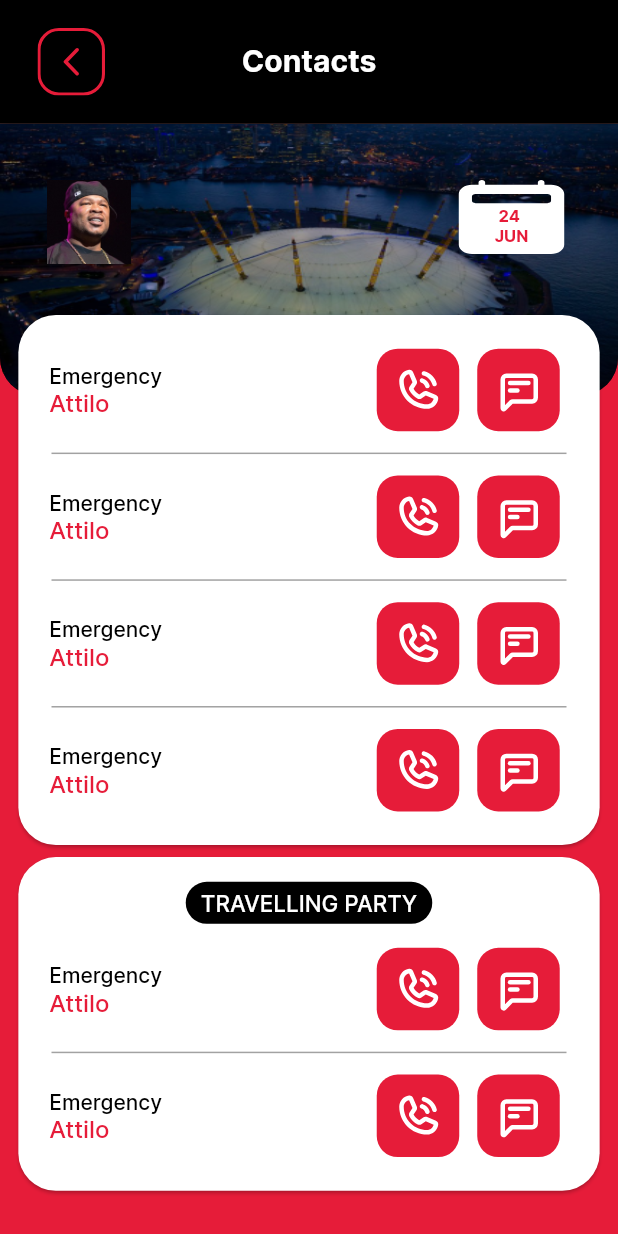
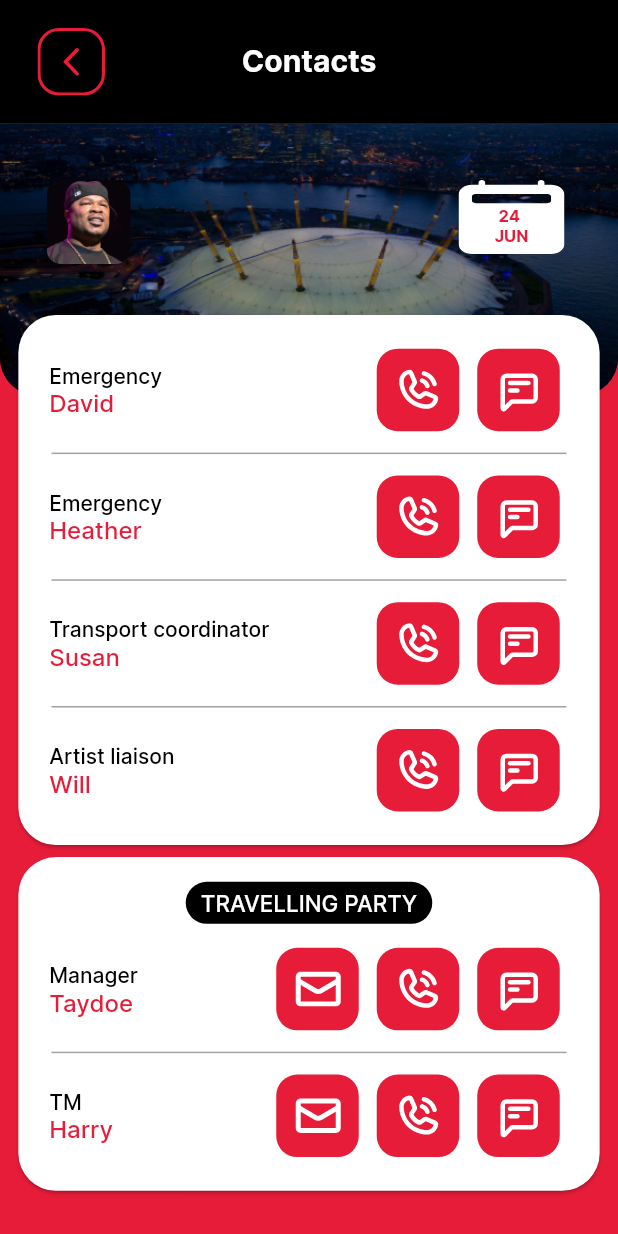
Before and after one commit to manthan1995/TourLife, a Flutter app: the ContactsScreen screen opened directly with empty values, on a phone screen of 412 x 824 dp. Run offline on Flutter 3.47's test engine with Material 2 defaults, Android fonts, the phone set to English and light mode, and no system bars; our stand-ins replace dropdown_button2, flutter_svg, fluttertoast, google_maps_flutter, internet_connection_checker, shared_preferences and 1 more; missing offline and left inert: flutter_phone_direct_caller; accounts and stored records are empty; project files that could hold a hidden picture were left out.

Commit message:
code refacter
code refacter

```diff
--- a/tour_life/lib/app.dart
+++ b/tour_life/lib/app.dart
@@ -4,6 +4,8 @@ import 'package:tour_life/view/all_data/provider/all_provider.dart';
 import 'package:tour_life/view/auth/provider/login_provider.dart';
 import 'package:tour_life/view/auth/screens/login_screen.dart';
 import 'package:tour_life/view/home_screen.dart';
+
+import 'constant/preferences_key.dart';
 
 class MyApp extends StatelessWidget {
   const MyApp({Key? key}) : super(key: key);
@@ -23,7 +25,9 @@ class MyApp extends StatelessWidget {
         theme: ThemeData(
           primarySwatch: Colors.blue,
         ),
-        home: LoginPage(),
+        home: preferences.getString(Keys.tokenValue) == null
+            ? LoginPage()
+            : HomePage(),
       ),
     );
   }
--- a/tour_life/lib/constant/api.dart
+++ b/tour_life/lib/constant/api.dart
@@ -1,8 +1,6 @@
 class ApiUrls {
-  static const String baseUrl = 'http://192.168.29.101:8000';
+  // static const String baseUrl = 'http://192.168.29.102:8000';
+  static const String baseUrl = 'http://35.171.3.230';
   static const String loginUrl = '/login';
   static const String allDataUrl = '/all_data';
-
-  // static const String token =
-  //     'token eyJ0eXAiOiJKV1QiLCJhbGciOiJIUzI1NiJ9.eyJlbWFpbCI6ImphbmFrQGdtYWlsLmNvbSIsInBhc3N3b3JkIjoiamFuYWsifQ.l2YYStVXxkkvRHj1nDQx5aK9UWbBp97Z-bH6klyDzbE';
 }
--- a/tour_life/lib/main.dart
+++ b/tour_life/lib/main.dart
@@ -11,6 +11,7 @@ void main() async {
   WidgetsFlutterBinding.ensureInitialized();
   await SharedPreferences.getInstance().then((prefs) {
     preferences = prefs;
+
     runApp(const MyApp());
   });
 }
--- a/tour_life/lib/view/agenda_screen.dart
+++ b/tour_life/lib/view/agenda_screen.dart
@@ -43,11 +43,13 @@ class _AgendaPageState extends State<AgendaPage> {
     prefData = AllDataModel.fromJson(jsonDecode(data!));
 
     // _user = preferences.getInt(Keys.userValue);
-
+    // if (loginData.result!.isManager!) {
     for (int i = 0; i < prefData.result!.users!.length; i++) {
       alluserList.add(prefData.result!.users![i]);
       userFirstName.add(prefData.result!.users![i].firstName!);
     }
+    // }
+
     super.initState();
   }
 
--- a/tour_life/lib/view/auth/api_provider/login_api_provider.dart
+++ b/tour_life/lib/view/auth/api_provider/login_api_provider.dart
@@ -30,7 +30,8 @@ class LoginApiProvider {
         data: LoginModel.fromJson(json.decode(response.body)),
       );
     } else {
-      return ApiResponseModel(error: true);
+      return ApiResponseModel(
+          error: true, data: LoginModel.fromJson(json.decode(response.body)));
     }
   }
 }
--- a/tour_life/lib/view/contacts_screen.dart
+++ b/tour_life/lib/view/contacts_screen.dart
@@ -52,13 +52,18 @@ class _ContactsScreenState extends State<ContactsScreen> {
                               horizontal: size.width * 0.05),
                           child: Column(
                             children: [
-                              buildListItem(),
+                              buildListItem(
+                                  title: "Emergency", subTitle: "David"),
                               buildViewLine(size: size),
-                              buildListItem(),
+                              buildListItem(
+                                  title: "Emergency", subTitle: "Heather"),
                               buildViewLine(size: size),
-                              buildListItem(),
+                              buildListItem(
+                                  title: "Transport coordinator",
+                                  subTitle: "Susan"),
                               buildViewLine(size: size),
-                              buildListItem(),
+                              buildListItem(
+                                  title: "Artist liaison", subTitle: "Will"),
                             ],
                           ),
                         ),
@@ -98,9 +103,11 @@ class _ContactsScreenState extends State<ContactsScreen> {
                               SizedBox(
                                 height: 10,
                               ),
-                              buildListItem(),
+                              buildListItemforTravelling(
+                                  title: "Manager", subTitle: "Taydoe"),
                               buildViewLine(size: size),
-                              buildListItem(),
+                              buildListItemforTravelling(
+                                  title: "TM", subTitle: "Harry"),
                             ],
                           ),
                         ),
@@ -116,7 +123,7 @@ class _ContactsScreenState extends State<ContactsScreen> {
     );
   }
 
-  Widget buildListItem() {
+  Widget buildListItem({required String title, required String subTitle}) {
     return Row(
       mainAxisAlignment: MainAxisAlignment.spaceEvenly,
       children: [
@@ -127,14 +134,14 @@ class _ContactsScreenState extends State<ContactsScreen> {
             crossAxisAlignment: CrossAxisAlignment.start,
             children: [
               Text(
-                "Emergency",
+                title,
                 style: TextStyle(
                     fontFamily: 'Inter-Medium',
                     color: Colorses.black,
                     fontSize: 14),
               ),
               Text(
-                "Attilo",
+                subTitle,
                 style: TextStyle(
                     fontFamily: 'Inter-Medium',
                     color: Colorses.red,
@@ -143,6 +150,41 @@ class _ContactsScreenState extends State<ContactsScreen> {
             ],
           ),
         ),
+        SvgPicture.asset(Images.callImage),
+        SvgPicture.asset(Images.msgImage)
+      ],
+    );
+  }
+
+  Widget buildListItemforTravelling(
+      {required String title, required String subTitle}) {
+    return Row(
+      mainAxisAlignment: MainAxisAlignment.spaceEvenly,
+      children: [
+        Flexible(
+          fit: FlexFit.tight,
+          flex: 1,
+          child: Column(
+            crossAxisAlignment: CrossAxisAlignment.start,
+            children: [
+              Text(
+                title,
+                style: TextStyle(
+                    fontFamily: 'Inter-Medium',
+                    color: Colorses.black,
+                    fontSize: 14),
+              ),
+              Text(
+                subTitle,
+                style: TextStyle(
+                    fontFamily: 'Inter-Medium',
+                    color: Colorses.red,
+                    fontSize: 16),
+              ),
+            ],
+          ),
+        ),
+        SvgPicture.asset(Images.emailImage),
         SvgPicture.asset(Images.callImage),
         SvgPicture.asset(Images.msgImage)
       ],
--- a/tour_life/lib/view/guest_list.dart
+++ b/tour_life/lib/view/guest_list.dart
@@ -106,7 +106,7 @@ class _GuestListScreenState extends State<GuestListScreen> {
                       decoration: BoxDecoration(
                         borderRadius:
                             const BorderRadius.all(Radius.circular(25)),
-                        color: Colorses.black,
+                        color: Colorses.red,
                       ),
                       padding: const EdgeInsets.symmetric(
                           horizontal: 2, vertical: 5),
@@ -114,7 +114,7 @@ class _GuestListScreenState extends State<GuestListScreen> {
                       child: TextButton.icon(
                         icon: Icon(
                           Icons.copy,
-                          color: Colorses.red,
+                          color: Colorses.white,
                         ),
                         label: Text(
                           Strings.copyToClipBoardStr,
--- a/tour_life/lib/view/running_order.dart
+++ b/tour_life/lib/view/running_order.dart
@@ -48,7 +48,7 @@ class _RunningOrderState extends State<RunningOrder> {
                             scrollDirection: Axis.vertical,
                             physics: NeverScrollableScrollPhysics(),
                             shrinkWrap: true,
-                            itemCount: 10,
+                            itemCount: 4,
                             itemBuilder: ((context, index) {
                               return Padding(
                                 padding: const EdgeInsets.all(8.0),
--- a/tour_life/lib/widget/commanHeaderBg.dart
+++ b/tour_life/lib/widget/commanHeaderBg.dart
@@ -38,7 +38,9 @@ class CommanHeaderBg extends StatelessWidget {
         Container(
           padding: EdgeInsets.only(bottom: 50, left: 15, right: 15),
           child: ListTile(
-            leading: Image.asset(Images.apicImage),
+            leading: ClipRRect(
+                borderRadius: const BorderRadius.all(Radius.circular(10)),
+                child: Image.asset(Images.apicImage)),
             trailing: Stack(
               alignment: AlignmentDirectional.center,
               children: [
```
Also changed, not shown: tour_life/lib/view/auth/screens/login_screen.dart (+15 -10 lines), tour_life/lib/view/car_journey.dart (+32 -5 lines), tour_life/lib/view/gig_detail_screen.dart (+35 -23 lines), tour_life/lib/view/gigs/gig_list_screen.dart (+17 -22 lines), tour_life/lib/view/gigs/gig_screen.dart (+8 -3 lines), tour_life/lib/view/profile_screen.dart (+8 -0 lines), tour_life/lib/view/schedule_screen.dart (+45 -16 lines), tour_life/lib/widget/commanBtn.dart (+6 -2 lines), tour_life/assets/guest_list.svg, 41 other files.
